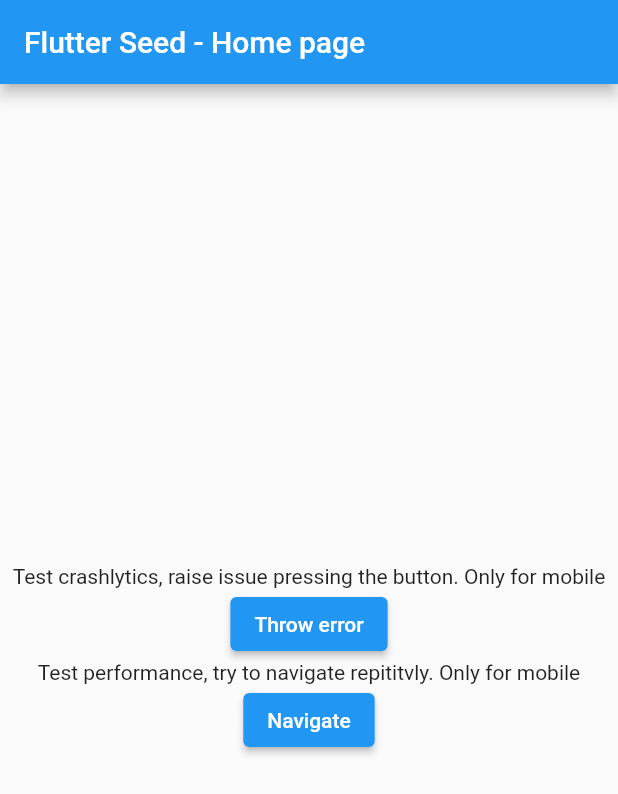
After one commit to fuentesloic/flutter-seed, a Flutter app: the screen it shows after launch, on a phone screen of 412 x 824 dp. The commit adds this screen. Shown: the top 794 px of the screen. Run offline on Flutter 3.47's test engine with Material 2 defaults, Android fonts, the phone set to English and light mode, and no system bars; our stand-ins replace firebase_core, firebase_crashlytics; missing offline and left inert: firebase_auth_web, firebase_core_web, firebase_performance_web; accounts and stored records are empty.

Commit message:
feat: split pages

```diff
--- /dev/null
+++ b/lib/app.dart
@@ -0,0 +1,65 @@
+import 'package:flutter/material.dart';
+import 'package:flutter_seed/crashlytics_utils.dart';
+import 'package:flutter_seed/performance_utils.dart';
+
+class SeederApp extends StatelessWidget {
+  const SeederApp({Key? key}) : super(key: key);
+
+  @override
+  Widget build(BuildContext context) {
+    return MaterialApp(
+      title: 'Flutter Seed',
+      theme: ThemeData(
+        primarySwatch: Colors.blue,
+      ),
+      home: const HomePage(title: 'Flutter Seed - Home page'),
+    );
+  }
+}
+
+class HomePage extends StatefulWidget {
+  const HomePage({Key? key, required this.title}) : super(key: key);
+  final String title;
+
+  @override
+  State<HomePage> createState() => _HomePage();
+}
+
+class _HomePage extends State<HomePage> {
+  @override
+  Widget build(BuildContext context) {
+    return Scaffold(
+      appBar: AppBar(
+        title: Text(widget.title),
+      ),
+      body: Center(
+        child: Column(
+          mainAxisAlignment: MainAxisAlignment.center,
+          children: <Widget>[
+            const Text(
+              "Test crashlytics, raise issue pressing the button. Only for mobile",
+            ),
+            ElevatedButton(
+              child: const Text('Throw error'),
+              onPressed: () => reportCrashlyticsError(),
+            ),
+            const Text(
+              "Test performance, try to navigate repititvly. Only for mobile",
+            ),
+            ElevatedButton(
+              child: const Text('Navigate'),
+              onPressed: () {
+                Navigator.push(
+                  context,
+                  MaterialPageRoute(
+                    builder: (context) => const PerformanceRoute(),
+                  ),
+                );
+              },
+            ),
+          ],
+        ),
+      ),
+    );
+  }
+}
```
Also changed, not shown: lib/main.dart (+2 -64 lines), 1 other file.
